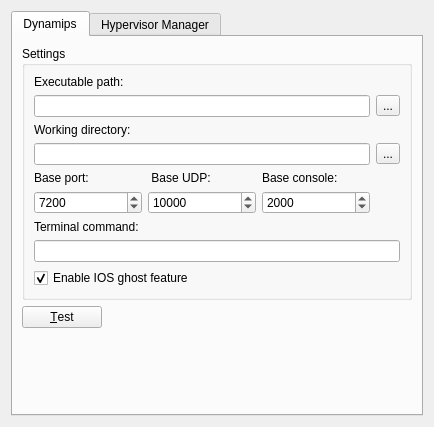
Qt form src/GNS3/Ui/ConfigurationPages/Form_PreferencesDynamips.ui (GNS3/gns3-legacy) before a commit.
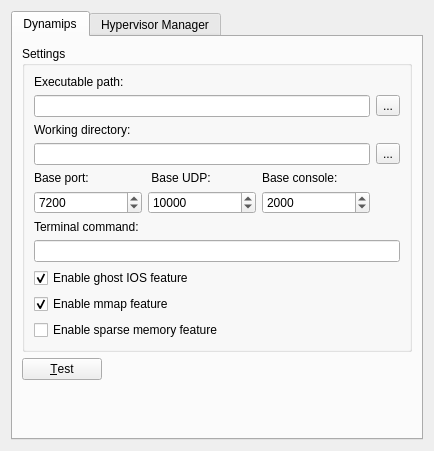
The same form after that commit.

Commit message: [*] Added mmap & sparsemem options in the preferences

What changed in the file:
```diff
--- a/src/GNS3/Ui/ConfigurationPages/Form_PreferencesDynamips.ui
+++ b/src/GNS3/Ui/ConfigurationPages/Form_PreferencesDynamips.ui
@@ -6,7 +6,7 @@
     <x>0</x>
     <y>0</y>
     <width>430</width>
-    <height>427</height>
+    <height>451</height>
    </rect>
   </property>
   <property name="windowTitle" >
@@ -22,8 +22,8 @@
       <attribute name="title" >
        <string>Dynamips</string>
       </attribute>
-      <layout class="QGridLayout" >
-       <item row="0" column="0" colspan="2" >
+      <layout class="QVBoxLayout" >
+       <item>
         <widget class="QGroupBox" name="groupBox" >
          <property name="sizePolicy" >
           <sizepolicy vsizetype="Maximum" hsizetype="MinimumExpanding" >
@@ -133,27 +133,49 @@
           <item row="7" column="0" colspan="4" >
            <widget class="QLineEdit" name="dynamips_term_cmd" />
           </item>
-          <item row="9" column="0" colspan="2" >
+          <item row="8" column="0" colspan="2" >
            <widget class="QCheckBox" name="checkBoxGhosting" >
             <property name="text" >
-             <string>Enable IOS ghost feature</string>
+             <string>Enable ghost IOS feature</string>
             </property>
             <property name="checked" >
              <bool>true</bool>
             </property>
            </widget>
           </item>
+          <item row="9" column="0" colspan="2" >
+           <widget class="QCheckBox" name="checkBoxMmap" >
+            <property name="text" >
+             <string>Enable mmap feature</string>
+            </property>
+            <property name="checked" >
+             <bool>true</bool>
+            </property>
+           </widget>
+          </item>
+          <item row="10" column="0" colspan="2" >
+           <widget class="QCheckBox" name="checkBoxSparseMem" >
+            <property name="text" >
+             <string>Enable sparse memory feature</string>
+            </property>
+            <property name="checked" >
+             <bool>false</bool>
+            </property>
+           </widget>
+          </item>
          </layout>
         </widget>
        </item>
-       <item row="1" column="0" >
+       <item>
+        <layout class="QHBoxLayout" >
+         <item>
         <widget class="QPushButton" name="pushButtonTestDynamips" >
          <property name="text" >
           <string>&amp;Test</string>
          </property>
         </widget>
        </item>
-       <item row="1" column="1" >
+         <item>
         <widget class="QLabel" name="labelDynamipsStatus" >
          <property name="sizePolicy" >
           <sizepolicy vsizetype="Preferred" hsizetype="Expanding" >
@@ -166,7 +188,9 @@
          </property>
         </widget>
        </item>
-       <item row="2" column="0" colspan="2" >
+        </layout>
+       </item>
+       <item>
         <spacer>
          <property name="orientation" >
           <enum>Qt::Vertical</enum>
```
Lines whose indentation alone changed are shown as unchanged. The commit also changes 27 other files.
